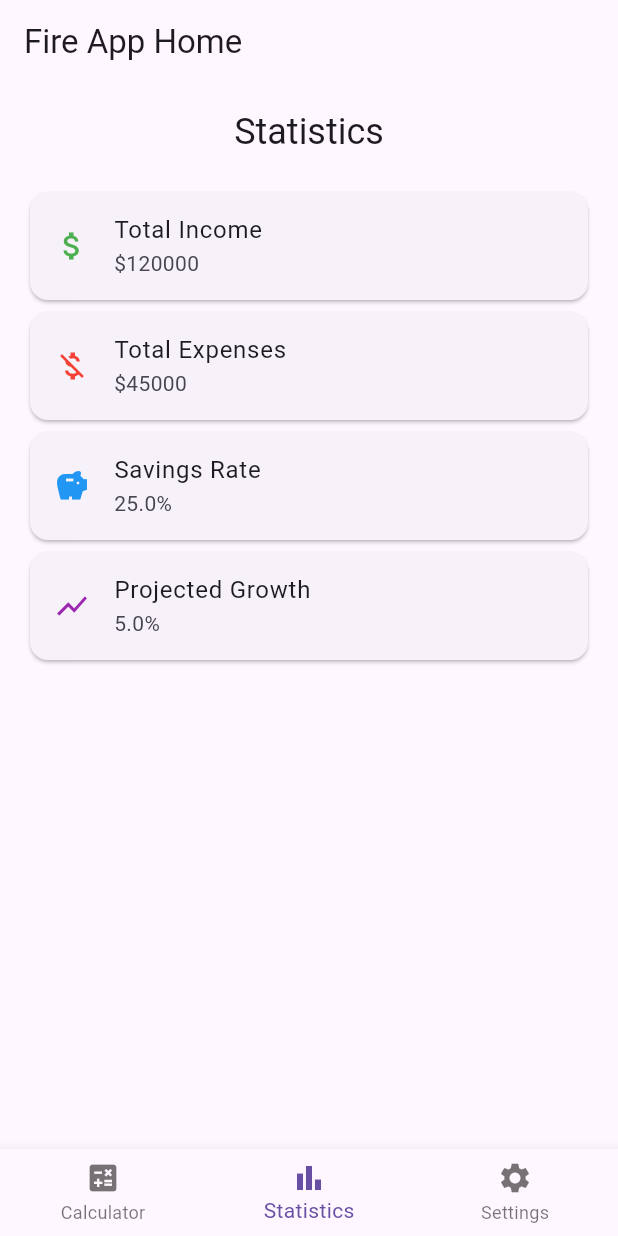
After one commit to Gorm2303/fire-project, a Flutter app: the screen it shows after launch, item 2 of the bottom bar chosen, on a phone screen of 412 x 824 dp. The commit adds this screen. Run offline on Flutter 3.47's test engine with Material 3 defaults, Android fonts, the phone set to English and light mode, and no system bars; our stand-ins replace data_table_2, fl_chart; missing offline and left inert: flutter_math_fork.

Commit message:
Added Cards for the new tabs and a statistics tab and dark mode

```diff
--- a/fire_app/lib/main.dart
+++ b/fire_app/lib/main.dart
@@ -1,44 +1,83 @@
 import 'package:flutter/material.dart';
-import 'screens/calculator_screen.dart';  // Import the calculator screen
+import 'screens/calculator_screen.dart';
+import 'screens/statistics_tab.dart';
+import 'screens/settings_tab.dart'; // Import the settings tab
 
 void main() {
   runApp(const FireApp());
 }
 
-class FireApp extends StatelessWidget {
+class FireApp extends StatefulWidget {
   const FireApp({super.key});
+
+  @override
+  _FireAppState createState() => _FireAppState();
+}
+
+class _FireAppState extends State<FireApp> {
+  ThemeMode _themeMode = ThemeMode.light;
+
+  void toggleTheme(bool isDarkMode) {
+    setState(() {
+      _themeMode = isDarkMode ? ThemeMode.dark : ThemeMode.light;
+    });
+  }
 
   @override
   Widget build(BuildContext context) {
     return MaterialApp(
       title: 'Fire App',
-      theme: ThemeData(
-        primarySwatch: Colors.blue,
-      ),
-      home: const HomeScreen(),  // This will be the main screen of your app
-      routes: {
-        '/calculator': (context) => const CalculatorScreen(),  // Add a route for the calculator
-      },
+      theme: ThemeData(primarySwatch: Colors.blue),
+      darkTheme: ThemeData.dark(),
+      themeMode: _themeMode, // Set the theme mode dynamically
+      home: HomeScreen(onThemeChanged: toggleTheme), // Pass theme toggle to HomeScreen
     );
   }
 }
 
-class HomeScreen extends StatelessWidget {
-  const HomeScreen({super.key});
+class HomeScreen extends StatefulWidget {
+  final ValueChanged<bool> onThemeChanged; // Callback for theme change
+
+  const HomeScreen({super.key, required this.onThemeChanged});
+
+  @override
+  _HomeScreenState createState() => _HomeScreenState();
+}
+
+class _HomeScreenState extends State<HomeScreen> {
+  int _selectedIndex = 0;
+
+  void _onItemTapped(int index) {
+    setState(() {
+      _selectedIndex = index;
+    });
+  }
 
   @override
   Widget build(BuildContext context) {
+    // Move _pages into build to access widget.onThemeChanged
+    List<Widget> _pages = <Widget>[
+      const CalculatorScreen(),
+      const StatisticsTab(),
+      SettingsTab(onThemeChanged: widget.onThemeChanged), // Pass actual theme toggle
+    ];
+
     return Scaffold(
       appBar: AppBar(
         title: const Text('Fire App Home'),
       ),
-      body: Center(
-        child: ElevatedButton(
-          onPressed: () {
-            Navigator.pushNamed(context, '/calculator');
-          },
-          child: const Text('Go to Calculator'),
-        ),
+      body: IndexedStack(
+        index: _selectedIndex,
+        children: _pages,
+      ),
+      bottomNavigationBar: BottomNavigationBar(
+        items: const [
+          BottomNavigationBarItem(icon: Icon(Icons.calculate), label: 'Calculator'),
+          BottomNavigationBarItem(icon: Icon(Icons.bar_chart), label: 'Statistics'),
+          BottomNavigationBarItem(icon: Icon(Icons.settings), label: 'Settings'),
+        ],
+        currentIndex: _selectedIndex,
+        onTap: _onItemTapped,
       ),
     );
   }
--- /dev/null
+++ b/fire_app/lib/screens/statistics_tab.dart
@@ -0,0 +1,63 @@
+import 'package:flutter/material.dart';
+
+class StatisticsTab extends StatefulWidget {
+  const StatisticsTab({Key? key}) : super(key: key);
+
+  @override
+  _StatisticsTabState createState() => _StatisticsTabState();
+}
+
+class _StatisticsTabState extends State<StatisticsTab> {
+  // Example statistics data
+  final double totalIncome = 120000; // example data
+  final double totalExpenses = 45000; // example data
+  final double savingsRate = 25.0; // example data
+  final double projectedGrowth = 5.0; // example data
+
+  @override
+  Widget build(BuildContext context) {
+    return Padding(
+      padding: const EdgeInsets.all(16.0),
+      child: Column(
+        crossAxisAlignment: CrossAxisAlignment.stretch,
+        children: [
+          Text(
+            'Statistics',
+            style: Theme.of(context).textTheme.headlineSmall,
+            textAlign: TextAlign.center,
+          ),
+          const SizedBox(height: 20),
+          // Display statistics in cards
+          Card(
+            child: ListTile(
+              title: const Text('Total Income'),
+              subtitle: Text('\$${totalIncome.toStringAsFixed(0)}'),
+              leading: const Icon(Icons.attach_money, color: Colors.green),
+            ),
+          ),
+          Card(
+            child: ListTile(
+              title: const Text('Total Expenses'),
+              subtitle: Text('\$${totalExpenses.toStringAsFixed(0)}'),
+              leading: const Icon(Icons.money_off, color: Colors.red),
+            ),
+          ),
+          Card(
+            child: ListTile(
+              title: const Text('Savings Rate'),
+              subtitle: Text('${savingsRate.toStringAsFixed(1)}%'),
+              leading: const Icon(Icons.savings, color: Colors.blue),
+            ),
+          ),
+          Card(
+            child: ListTile(
+              title: const Text('Projected Growth'),
+              subtitle: Text('${projectedGrowth.toStringAsFixed(1)}%'),
+              leading: const Icon(Icons.show_chart, color: Colors.purple),
+            ),
+          ),
+        ],
+      ),
+    );
+  }
+}
--- a/fire_app/lib/widgets/expense_widgets/chart_widget.dart
+++ b/fire_app/lib/widgets/expense_widgets/chart_widget.dart
@@ -23,7 +23,6 @@ class ExpenseLineChart extends StatelessWidget {
           height: 600,
           padding: const EdgeInsets.all(16),
           decoration: BoxDecoration(
-            color: Colors.grey[300],
             borderRadius: BorderRadius.circular(20),
           ),
           child: LineChart(
--- a/fire_app/lib/widgets/tab_menu_widget.dart
+++ b/fire_app/lib/widgets/tab_menu_widget.dart
@@ -21,7 +21,7 @@ class _TabMenuWidgetState extends State<TabMenuWidget> with SingleTickerProvider
   void initState() {
     super.initState();
     _tabController = TabController(
-      length: 3,
+      length: 4,
       vsync: this,
       initialIndex: widget.selectedIndex,
     );
@@ -54,6 +54,7 @@ class _TabMenuWidgetState extends State<TabMenuWidget> with SingleTickerProvider
             Tab(text: 'Salary'),
             Tab(text: 'Expenses'),
             Tab(text: 'Investments'),
+            Tab(text: 'Statistics'),
           ],
         ),
       ],
```
Also changed, not shown: fire_app/lib/screens/calculator_screen.dart (+8 -20 lines), fire_app/lib/screens/expenses_tab.dart (+5 -5 lines), fire_app/lib/screens/salary_tab.dart (+5 -5 lines), fire_app/lib/screens/settings_tab.dart (+117 -3 lines), fire_app/lib/widgets/withdrawal_tax_widgets/tax_type_dropdown.dart (+25 -7 lines), fire_app/lib/widgets/wrappers/card_wrapper.dart (+7 -3 lines).
